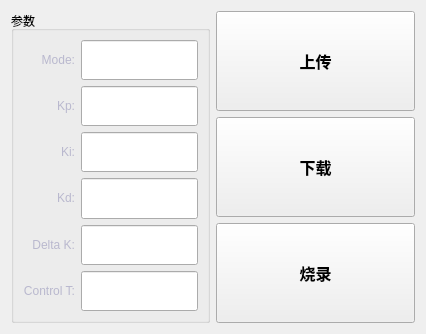
Qt form VacuumController/debugpid.ui (Twelvecat/VacuumController_Qt5) before a commit.
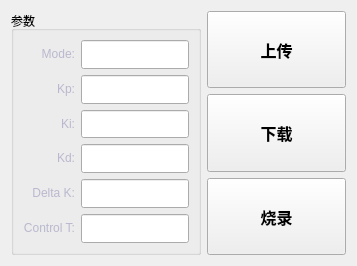
The same form after that commit.

Commit message: 调试工具自适应边框

The edit to the form file:
```diff
--- a/VacuumController/debugpid.ui
+++ b/VacuumController/debugpid.ui
@@ -6,8 +6,8 @@
    <rect>
     <x>0</x>
     <y>0</y>
-    <width>426</width>
-    <height>334</height>
+    <width>357</width>
+    <height>266</height>
    </rect>
   </property>
   <property name="windowTitle">
```
